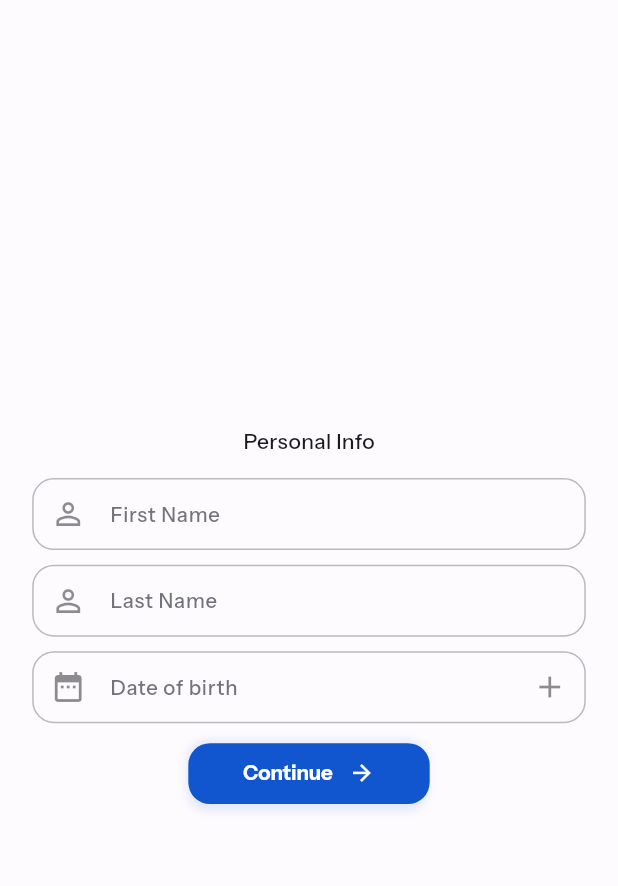
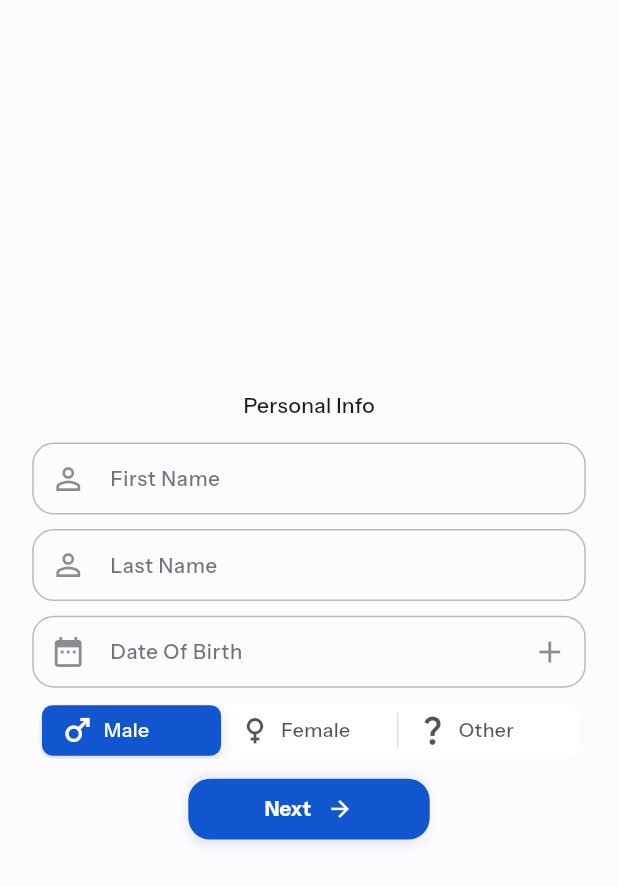
Before and after one commit to PremjithK/yu_health, a Flutter app: the screen it shows after launch, after a tap on "Create an account", on a phone screen of 412 x 824 dp. Shown: the top 886 px of the screen. Run offline on Flutter 3.47's test engine with Material 3 defaults, Android fonts, the phone set to English and light mode, and no system bars; our stand-ins replace bloc, equatable, firebase_auth, firebase_core, flutter_bloc, flutter_screenutil and 1 more; accounts and stored records are empty; project files that could hold a hidden picture were left out.

Commit message:
obscure text with provider

```diff
--- /dev/null
+++ b/lib/ui/core/providers/password_visibility_provider.dart
@@ -0,0 +1,35 @@
+import 'package:flutter/material.dart';
+
+class ObscurePasswordProvider extends ChangeNotifier {
+  late bool _loginPasswordHidden = true;
+  late bool _confirmPasswordHidden = true;
+  late bool _passwordHidden = true;
+
+  void toggleLoginPasswordVisibility() {
+    _loginPasswordHidden = !_loginPasswordHidden;
+    notifyListeners();
+  }
+
+  void togglePasswordVisibility() {
+    _passwordHidden = !_passwordHidden;
+    notifyListeners();
+  }
+
+  void toggleConfirmPasswordVisibility() {
+    _confirmPasswordHidden = !_confirmPasswordHidden;
+    notifyListeners();
+  }
+
+  @override
+  void dispose() {
+    _confirmPasswordHidden = true;
+    _passwordHidden = true;
+    _loginPasswordHidden = true;
+    notifyListeners();
+    super.dispose();
+  }
+
+  bool get loginPasswordHidden => _loginPasswordHidden;
+  bool get passwordHidden => _passwordHidden;
+  bool get confirmPasswordHidden => _confirmPasswordHidden;
+}
--- /dev/null
+++ b/lib/ui/core/providers/segmented_provider.dart
@@ -0,0 +1,18 @@
+import 'package:flutter/material.dart';
+
+class SegmentedControlProvider extends ChangeNotifier {
+  late String? _selectedGender = 'Male';
+
+  void setGender(String value) {
+    _selectedGender = value;
+    notifyListeners();
+  }
+
+  @override
+  void dispose() {
+    _selectedGender = 'Male';
+    super.dispose();
+  }
+
+  String? get selectedGender => _selectedGender;
+}
--- a/lib/ui/core/utils/validators.dart
+++ b/lib/ui/core/utils/validators.dart
@@ -10,6 +10,13 @@ class Validators {
     }
   }
 
+  static String? validateLoginPassword(String? value) {
+    if (value == '' || value == null) {
+      return 'Password cannot be empty';
+    }
+    return null;
+  }
+
   static String? validatePassword(String? value) {
     if (value == '' || value == null) {
       return 'Password cannot be empty';
--- a/lib/ui/core/widgets/alerts.dart
+++ b/lib/ui/core/widgets/alerts.dart
@@ -44,12 +44,12 @@ class YuBottomSheets {
                       height: 1,
                     ),
                   ),
-                  Gap(2.h),
+                  Gap(5.h),
                   Text(
                     message,
                     style: TextStyle(
                       color: Colors.white.withOpacity(0.5),
-                      fontSize: 13.sp,
+                      fontSize: 12.sp,
                       fontWeight: FontWeight.normal,
                       overflow: TextOverflow.fade,
                       height: 1,
--- a/lib/ui/core/widgets/yu_elevated_button.dart
+++ b/lib/ui/core/widgets/yu_elevated_button.dart
@@ -25,6 +25,7 @@ class YuElevatedButton extends StatelessWidget {
     // UI
     if (icon == null) {
       return Container(
+        width: width,
         decoration: _buttonShadow(context),
         child: ElevatedButton(
           onPressed: onPressed,
@@ -34,6 +35,7 @@ class YuElevatedButton extends StatelessWidget {
       );
     } else {
       return Container(
+        width: width,
         decoration: _buttonShadow(context),
         child: ElevatedButton(
           onPressed: onPressed,
@@ -74,6 +76,7 @@ class YuElevatedButtonAlt extends StatelessWidget {
     // UI
     if (icon == null) {
       return Container(
+        width: width,
         decoration: _buttonShadow(context),
         child: ElevatedButton(
           onPressed: onPressed,
@@ -83,6 +86,7 @@ class YuElevatedButtonAlt extends StatelessWidget {
       );
     } else {
       return Container(
+        width: width,
         decoration: _buttonShadow(context),
         child: ElevatedButton(
           onPressed: onPressed,
--- /dev/null
+++ b/lib/ui/core/widgets/yu_segmented_control.dart
@@ -0,0 +1,82 @@
+import 'package:flutter/cupertino.dart';
+import 'package:flutter/material.dart';
+import 'package:flutter_screenutil/flutter_screenutil.dart';
+import 'package:gap/gap.dart';
+import 'package:provider/provider.dart';
+import 'package:yu_health/ui/core/providers/segmented_provider.dart';
+
+class SegmentedControl extends StatelessWidget {
+  const SegmentedControl({
+    super.key,
+    required this.defaultValue,
+    required this.onValueChanged,
+    required this.segments,
+    this.width,
+  });
+  final double? width;
+  final String? defaultValue;
+  final void Function(String?) onValueChanged;
+  final Map<String, Widget> segments;
+
+  @override
+  Widget build(BuildContext context) {
+    return SizedBox(
+      width: width ?? ScreenUtil.defaultSize.width,
+      child: CupertinoSlidingSegmentedControl<String>(
+        children: segments,
+        groupValue: defaultValue,
+        onValueChanged: onValueChanged,
+        backgroundColor: Theme.of(context).colorScheme.background,
+        thumbColor: Theme.of(context).colorScheme.primary,
+      ),
+    );
+  }
+}
+
+class SegmentItem extends StatelessWidget {
+  const SegmentItem({
+    super.key,
+    this.icon,
+    required this.label,
+  });
+
+  final IconData? icon;
+  final String label;
+
+  @override
+  Widget build(BuildContext context) {
+    bool isSelected =
+        Provider.of<SegmentedControlProvider>(context).selectedGender == label;
+    return Container(
+      padding: EdgeInsets.symmetric(horizontal: 10.w, vertical: 5.h),
+      decoration: const BoxDecoration(),
+      child: Row(
+        children: [
+          if (icon != null)
+            Icon(
+              icon,
+              color: isSelected
+                  ? Theme.of(context).colorScheme.background
+                  : Theme.of(context)
+                      .colorScheme
+                      .onBackground
+                      .withOpacity(0.75),
+            ),
+          Gap(5.w),
+          Text(
+            label,
+            style: TextStyle(
+              fontWeight: FontWeight.w500,
+              color: isSelected
+                  ? Theme.of(context).colorScheme.background
+                  : Theme.of(context)
+                      .colorScheme
+                      .onBackground
+                      .withOpacity(0.75),
+            ),
+          ),
+        ],
+      ),
+    );
+  }
+}
--- a/lib/ui/screens/login_page/login_page.dart
+++ b/lib/ui/screens/login_page/login_page.dart
@@ -1,8 +1,11 @@
+import 'package:flutter/cupertino.dart';
 import 'package:flutter/material.dart';
 import 'package:flutter_bloc/flutter_bloc.dart';
 import 'package:flutter_screenutil/flutter_screenutil.dart';
 import 'package:gap/gap.dart';
+import 'package:provider/provider.dart';
 import 'package:yu_health/ui/core/config/layout.dart';
+import 'package:yu_health/ui/core/providers/password_visibility_provider.dart';
 import 'package:yu_health/ui/core/utils/page_transitions.dart';
 import 'package:yu_health/ui/core/utils/validators.dart';
 import 'package:yu_health/ui/core/widgets/alerts.dart';
@@ -42,7 +45,7 @@ class _LoginPageState extends State<LoginPage> {
                     context,
                     PageTransitionWrapper(
                       duration: Durations.long1,
-                      page: HomePage(),
+                      page: const HomePage(),
                       transitionType: PageTransitionType.slideLeft,
                       curve: Curves.ease,
                     ),
@@ -64,18 +67,38 @@ class _LoginPageState extends State<LoginPage> {
                   return Column(
                     children: [
                       YuTextField(
+                        controller: _emailController,
                         prefixIcon: const Icon(Icons.email),
                         hint: 'Email',
                         validator: (value) => Validators.validateEmail(value),
-                        controller: _emailController,
+                        keyboardType: TextInputType.emailAddress,
                       ),
                       Gap(10.h),
-                      YuTextField(
+
+                      // Password form field with show/hide button
+                      ChangeNotifierProvider(
+                        create: (context) => ObscurePasswordProvider(),
+                        child: Consumer<ObscurePasswordProvider>(
+                          builder: (context, provider, _) => YuTextField(
+                            controller: _passwordController,
                             prefixIcon: const Icon(Icons.lock),
+                            suffixIcon: IconButton(
+                              onPressed: () => context
+                                  .read<ObscurePasswordProvider>()
+                                  .toggleLoginPasswordVisibility(),
+                              icon: Icon(
+                                provider.loginPasswordHidden
+                                    ? CupertinoIcons.eye_slash_fill
+                                    : CupertinoIcons.eye_fill,
+                              ),
+                            ),
                             hint: 'Password',
                             validator: (value) =>
-                            Validators.validatePassword(value),
-                        controller: _passwordController,
+                                Validators.validateLoginPassword(value),
+                            keyboardType: TextInputType.visiblePassword,
+                            obscureText: provider.loginPasswordHidden,
+                          ),
+                        ),
                       ),
                       Gap(10.h),
                       YuTextButton(
@@ -83,9 +106,8 @@ class _LoginPageState extends State<LoginPage> {
                         onPressed: () {},
                       ),
                       Gap(10.h),
-                      SizedBox(
-                        width: double.infinity,
-                        child: YuElevatedButton(
+                      YuElevatedButton(
+                        width: ScreenUtil.defaultSize.width,
                         label: 'Login',
                         onPressed: () {
                           if (_formKey.currentState!.validate()) {
@@ -104,10 +126,8 @@ class _LoginPageState extends State<LoginPage> {
                           }
                         },
                       ),
-                      ),
-                      SizedBox(
-                        width: double.infinity,
-                        child: YuElevatedButtonAlt(
+                      YuElevatedButtonAlt(
+                        width: ScreenUtil.defaultSize.width,
                         label: 'Create an account',
                         onPressed: () {
                           Navigator.push(
@@ -121,7 +141,6 @@ class _LoginPageState extends State<LoginPage> {
                           );
                         },
                       ),
-                      ),
                     ],
                   );
                 }
--- a/lib/ui/screens/signup_page/credentials.dart
+++ b/lib/ui/screens/signup_page/credentials.dart
@@ -1,7 +1,10 @@
+import 'package:flutter/cupertino.dart';
 import 'package:flutter/material.dart';
 import 'package:flutter_screenutil/flutter_screenutil.dart';
 import 'package:gap/gap.dart';
+import 'package:provider/provider.dart';
 import 'package:yu_health/ui/core/config/layout.dart';
+import 'package:yu_health/ui/core/providers/password_visibility_provider.dart';
 import 'package:yu_health/ui/core/utils/validators.dart';
 import 'package:yu_health/ui/core/widgets/yu_elevated_button.dart';
 import 'package:yu_health/ui/core/widgets/yu_textfield.dart';
@@ -25,7 +28,8 @@ class CredentialsPart extends StatelessWidget {
   Widget build(BuildContext context) {
     return Padding(
       padding: PageLayout.pagePadding,
-      child: Column(
+      child: Consumer<ObscurePasswordProvider>(
+        builder: (context, provider, _) => Column(
           mainAxisAlignment: MainAxisAlignment.center,
           children: [
             const Text('Setup Login Credentials'),
@@ -38,6 +42,17 @@ class CredentialsPart extends StatelessWidget {
             ),
             Gap(10.h),
             YuTextField(
+              suffixIcon: IconButton(
+                icon: Icon(
+                  provider.passwordHidden
+                      ? CupertinoIcons.eye_slash_fill
+                      : CupertinoIcons.eye_fill,
+                ),
+                onPressed: () => context
+                    .read<ObscurePasswordProvider>()
+                    .togglePasswordVisibility(),
+              ),
+              obscureText: provider.passwordHidden,
               prefixIcon: const Icon(Icons.lock),
               hint: 'Password',
               validator: (value) => Validators.validatePassword(value),
@@ -45,6 +60,7 @@ class CredentialsPart extends StatelessWidget {
             ),
             Gap(10.h),
             YuTextField(
+              obscureText: provider.passwordHidden,
               prefixIcon: const Icon(Icons.lock),
               hint: 'Confirm Password',
               validator: (value) => Validators.validatePassword(value),
@@ -71,7 +87,7 @@ class CredentialsPart extends StatelessWidget {
                 Expanded(
                   flex: 3,
                   child: YuElevatedButton(
-                  label: 'Continue',
+                    label: 'Sign Up',
                     direction: TextDirection.rtl,
                     icon: const Icon(Icons.arrow_forward),
                     onPressed: () {},
@@ -81,6 +97,7 @@ class CredentialsPart extends StatelessWidget {
             ),
           ],
         ),
+      ),
     );
   }
 }
--- a/lib/ui/screens/signup_page/personal_info.dart
+++ b/lib/ui/screens/signup_page/personal_info.dart
@@ -1,8 +1,11 @@
 import 'package:flutter/material.dart';
 import 'package:flutter_screenutil/flutter_screenutil.dart';
 import 'package:gap/gap.dart';
+import 'package:provider/provider.dart';
 import 'package:yu_health/ui/core/config/layout.dart';
+import 'package:yu_health/ui/core/providers/segmented_provider.dart';
 import 'package:yu_health/ui/core/widgets/yu_elevated_button.dart';
+import 'package:yu_health/ui/core/widgets/yu_segmented_control.dart';
 import 'package:yu_health/ui/core/widgets/yu_textfield.dart';
 
 class PersonalInfoPart extends StatelessWidget {
@@ -21,7 +24,6 @@ class PersonalInfoPart extends StatelessWidget {
   final PageController pageController;
   final GlobalKey<FormState> formKey;
   // dob
-  //
 
   @override
   Widget build(BuildContext context) {
@@ -45,24 +47,38 @@ class PersonalInfoPart extends StatelessWidget {
             hint: 'Last Name',
             prefixIcon: const Icon(Icons.person_outline),
             validator: (value) => null,
-            controller: firstNameController,
+            controller: lastNameController,
           ),
+
           Gap(10.h),
           YuTextField(
-            hint: 'Date of birth',
+            hint: 'Date Of Birth',
             prefixIcon: const Icon(Icons.date_range),
             suffixIcon: const Icon(Icons.add),
             validator: (value) => null,
-            controller: firstNameController,
+            controller: TextEditingController(),
           ),
           Gap(10.h),
-          //
+          Consumer<SegmentedControlProvider>(
+            builder: (context, provider, _) => SegmentedControl(
+              defaultValue: provider.selectedGender,
+              segments: const {
+                'Male': SegmentItem(label: 'Male', icon: Icons.male),
+                'Female': SegmentItem(label: 'Female', icon: Icons.female),
+                'Other': SegmentItem(
+                    label: 'Other', icon: Icons.question_mark_outlined),
+              },
+              onValueChanged: (value) {
+                context.read<SegmentedControlProvider>().setGender(value!);
+              },
+            ),
+          ),
+          Gap(10.h),
 
           // Submit button
-          SizedBox(
+          YuElevatedButton(
             width: 150.w,
-            child: YuElevatedButton(
-              label: 'Continue',
+            label: 'Next',
             direction: TextDirection.rtl,
             icon: const Icon(Icons.arrow_forward),
             onPressed: () {
@@ -75,7 +91,6 @@ class PersonalInfoPart extends StatelessWidget {
               }
             },
           ),
-          ),
         ],
       ),
     );
--- a/lib/ui/screens/signup_page/signup_page.dart
+++ b/lib/ui/screens/signup_page/signup_page.dart
@@ -1,10 +1,15 @@
 import 'package:flutter/material.dart';
 import 'package:flutter_screenutil/flutter_screenutil.dart';
+import 'package:provider/provider.dart';
+import 'package:yu_health/ui/core/providers/password_visibility_provider.dart';
+import 'package:yu_health/ui/core/providers/segmented_provider.dart';
 import 'package:yu_health/ui/screens/signup_page/credentials.dart';
 import 'package:yu_health/ui/screens/signup_page/personal_info.dart';
 
 class SignUpPage extends StatefulWidget {
-  const SignUpPage({super.key});
+  const SignUpPage({
+    super.key,
+  });
 
   @override
   State<SignUpPage> createState() => _SignUpPageState();
@@ -27,7 +32,12 @@ class _SignUpPageState extends State<SignUpPage> {
 
   @override
   Widget build(BuildContext context) {
-    return Scaffold(
+    return MultiProvider(
+      providers: [
+        ChangeNotifierProvider(create: (context) => SegmentedControlProvider()),
+        ChangeNotifierProvider(create: (context) => ObscurePasswordProvider()),
+      ],
+      builder: (context, _) => Scaffold(
         body: Form(
           key: _formKey,
           child: Column(
@@ -60,6 +70,7 @@ class _SignUpPageState extends State<SignUpPage> {
             ],
           ),
         ),
+      ),
     );
   }
 }
```
Lines whose indentation alone changed are shown as unchanged.
